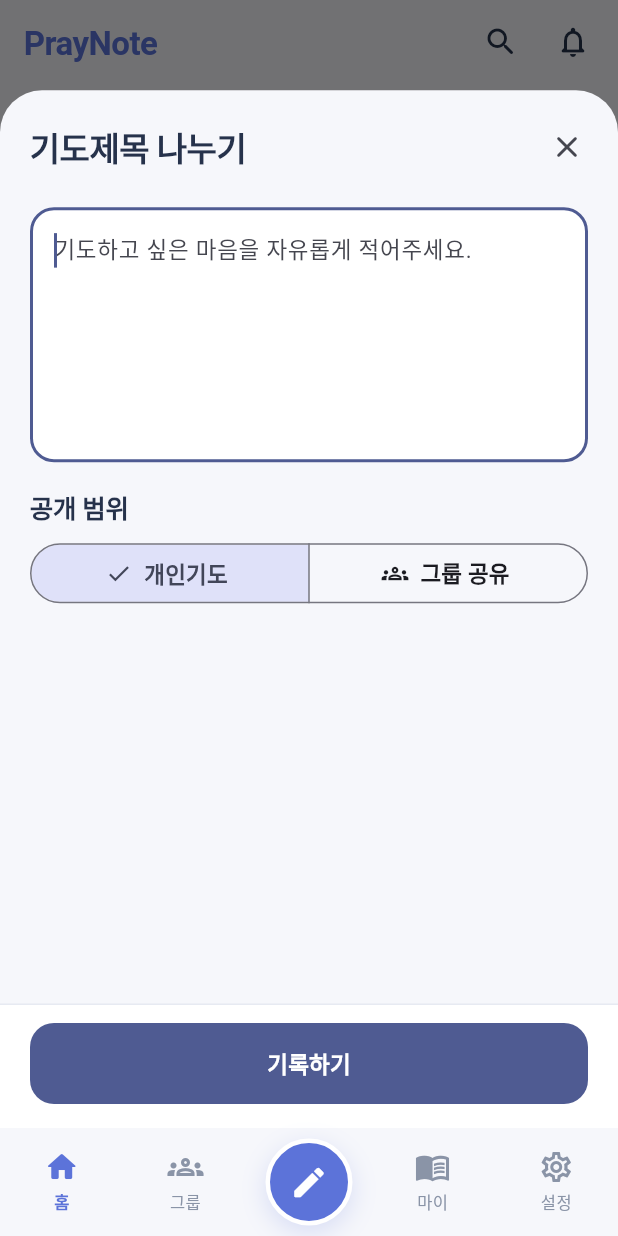
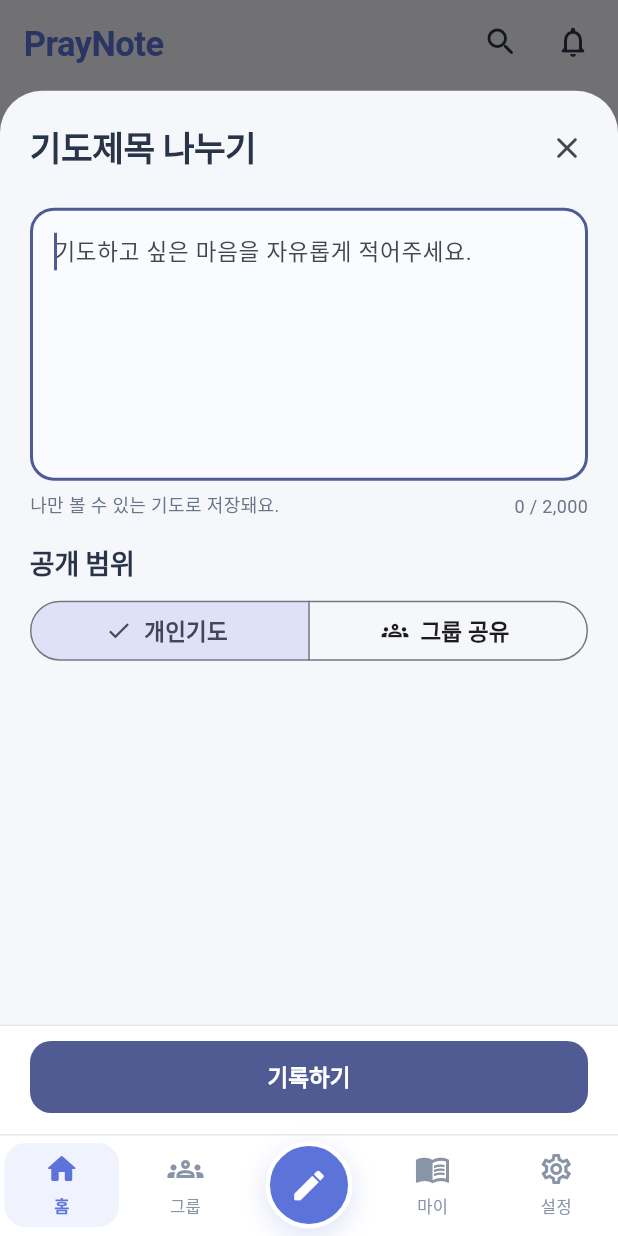
Before and after one commit to loveoneanother12/PrayNote, a Flutter app: the HomeScreen screen opened by its route, after a tap on the "edit" icon, on a phone screen of 412 x 824 dp. Run offline on Flutter 3.47's test engine with Material 3 defaults, Android fonts, the phone set to English and light mode, and no system bars; our stand-ins replace firebase_core, firebase_messaging, flutter_animate, flutter_local_notifications, flutter_riverpod, go_router and 3 more; accounts and stored records are empty; Roboto replaces fonts that are missing (Apple SD Gothic Neo).

Commit message:
Apply refined design system to native apps

```diff
--- a/mobile/lib/core/theme.dart
+++ b/mobile/lib/core/theme.dart
@@ -1,28 +1,28 @@
 import 'package:flutter/material.dart';
 
 const brandColor = Color(0xFF5C73D9);
-const canvasColor = Color(0xFFF6F7FB);
-const inkColor = Color(0xFF26324B);
-const mutedColor = Color(0xFF748097);
-const lineColor = Color(0xFFE7EAF2);
+const canvasColor = Color(0xFFF6F7FA);
+const inkColor = Color(0xFF293449);
+const mutedColor = Color(0xFF68758A);
+const lineColor = Color(0xFFE4E8EF);
 
 abstract final class PrayNoteType {
   static const hero = TextStyle(
-    fontSize: 28,
-    height: 1.28,
+    fontSize: 27,
+    height: 1.35,
     fontWeight: FontWeight.w600,
     letterSpacing: -0.6,
     color: inkColor,
   );
   static const pageTitle = TextStyle(
-    fontSize: 22,
+    fontSize: 23,
     height: 1.3,
     fontWeight: FontWeight.w600,
     letterSpacing: -0.35,
     color: inkColor,
   );
   static const sectionTitle = TextStyle(
-    fontSize: 17,
+    fontSize: 18,
     height: 1.35,
     fontWeight: FontWeight.w600,
     letterSpacing: -0.2,
@@ -30,7 +30,7 @@ abstract final class PrayNoteType {
   );
   static const body = TextStyle(
     fontSize: 15,
-    height: 1.55,
+    height: 1.65,
     fontWeight: FontWeight.w400,
     color: inkColor,
   );
@@ -81,19 +81,20 @@ ThemeData buildPrayNoteTheme() {
       centerTitle: false,
       titleTextStyle: PrayNoteType.pageTitle,
       scrolledUnderElevation: 0,
+      toolbarHeight: 56,
     ),
     cardTheme: CardThemeData(
       color: Colors.white,
       elevation: 0,
       margin: EdgeInsets.zero,
       shape: RoundedRectangleBorder(
-        borderRadius: BorderRadius.circular(20),
+        borderRadius: BorderRadius.circular(18),
         side: const BorderSide(color: lineColor),
       ),
     ),
     inputDecorationTheme: InputDecorationTheme(
       filled: true,
-      fillColor: Colors.white,
+      fillColor: Color(0xFFFAFBFE),
       border: OutlineInputBorder(
         borderRadius: BorderRadius.circular(16),
         borderSide: const BorderSide(color: Color(0xFFE2E6EF)),
@@ -105,15 +106,17 @@ ThemeData buildPrayNoteTheme() {
     ),
     filledButtonTheme: FilledButtonThemeData(
       style: FilledButton.styleFrom(
-        minimumSize: const Size.fromHeight(54),
-        shape: RoundedRectangleBorder(borderRadius: BorderRadius.circular(16)),
+        minimumSize: const Size.fromHeight(48),
+        textStyle: const TextStyle(fontSize: 15, fontWeight: FontWeight.w600),
+        shape: RoundedRectangleBorder(borderRadius: BorderRadius.circular(14)),
       ),
     ),
     outlinedButtonTheme: OutlinedButtonThemeData(
       style: OutlinedButton.styleFrom(
         minimumSize: const Size(0, 48),
         side: const BorderSide(color: Color(0xFFDDE2EC)),
-        shape: RoundedRectangleBorder(borderRadius: BorderRadius.circular(14)),
+        textStyle: const TextStyle(fontSize: 14, fontWeight: FontWeight.w600),
+        shape: RoundedRectangleBorder(borderRadius: BorderRadius.circular(13)),
       ),
     ),
     dividerTheme: const DividerThemeData(color: lineColor, thickness: 1),
@@ -122,5 +125,17 @@ ThemeData buildPrayNoteTheme() {
       iconColor: Color(0xFF68758D),
       textColor: inkColor,
     ),
+    chipTheme: ChipThemeData(
+      backgroundColor: const Color(0xFFE9EDF4),
+      selectedColor: Colors.white,
+      side: BorderSide.none,
+      shape: RoundedRectangleBorder(borderRadius: BorderRadius.circular(11)),
+      labelStyle: const TextStyle(fontSize: 13, fontWeight: FontWeight.w500),
+      secondaryLabelStyle: const TextStyle(
+        fontSize: 13,
+        fontWeight: FontWeight.w600,
+        color: inkColor,
+      ),
+    ),
   );
 }
--- a/mobile/lib/presentation/groups_screen.dart
+++ b/mobile/lib/presentation/groups_screen.dart
@@ -16,7 +16,11 @@ class GroupsScreen extends ConsumerWidget {
   Widget build(BuildContext context, WidgetRef ref) {
     final dashboard = ref.watch(dashboardProvider);
     return Scaffold(
-      appBar: AppBar(title: const Text('내 그룹')),
+      appBar: AppBar(
+        toolbarHeight: 52,
+        title: const Text('내 그룹'),
+        titleTextStyle: PrayNoteType.pageTitle.copyWith(fontSize: 22),
+      ),
       body: dashboard.when(
         loading: () => const Center(child: CircularProgressIndicator()),
         error: (error, stack) => _GroupError(
@@ -38,13 +42,13 @@ class GroupsScreen extends ConsumerWidget {
                   ],
                 )
               : ListView.separated(
-                  padding: const EdgeInsets.fromLTRB(18, 8, 18, 28),
+                  padding: const EdgeInsets.fromLTRB(18, 2, 18, 28),
                   itemCount: data.groups.length + 1,
                   separatorBuilder: (_, _) => const SizedBox(height: 10),
                   itemBuilder: (context, index) {
                     if (index == 0) {
                       return Padding(
-                        padding: const EdgeInsets.only(bottom: 8),
+                        padding: const EdgeInsets.only(bottom: 2),
                         child: SectionHeader(
                           title: '함께하는 공동체',
                           description:
@@ -55,25 +59,28 @@ class GroupsScreen extends ConsumerWidget {
                     final group = data.groups[index - 1];
                     return Card(
                       child: InkWell(
-                        borderRadius: BorderRadius.circular(20),
+                        borderRadius: BorderRadius.circular(18),
                         onTap: () => context.go('/groups/${group.id}'),
                         child: Padding(
-                          padding: const EdgeInsets.all(16),
+                          padding: const EdgeInsets.symmetric(
+                            horizontal: 15,
+                            vertical: 13,
+                          ),
                           child: Row(
                             children: [
                               Container(
-                                width: 44,
-                                height: 44,
+                                width: 40,
+                                height: 40,
                                 decoration: BoxDecoration(
                                   color: const Color(0xFFEEF1FF),
-                                  borderRadius: BorderRadius.circular(15),
+                                  borderRadius: BorderRadius.circular(13),
                                 ),
                                 child: const Icon(
                                   Icons.groups_rounded,
                                   color: brandColor,
                                 ),
                               ),
-                              const SizedBox(width: 13),
+                              const SizedBox(width: 12),
                               Expanded(
                                 child: Column(
                                   crossAxisAlignment: CrossAxisAlignment.start,
@@ -91,7 +98,7 @@ class GroupsScreen extends ConsumerWidget {
                                         style: PrayNoteType.caption,
                                       ),
                                     ],
-                                    const SizedBox(height: 7),
+                                    const SizedBox(height: 4),
                                     Text(
                                       '멤버 ${group.memberCount}명 · 기도 ${group.prayerCount}개',
                                       style: PrayNoteType.label,
@@ -154,34 +161,37 @@ class GroupDetailScreen extends ConsumerWidget {
           return RefreshIndicator(
             onRefresh: () => ref.read(dashboardProvider.notifier).refresh(),
             child: ListView(
-              padding: const EdgeInsets.fromLTRB(18, 8, 18, 30),
+              padding: const EdgeInsets.fromLTRB(18, 4, 18, 30),
               children: [
                 SoftPanel(
                   color: const Color(0xFFF0F3FF),
                   borderColor: const Color(0xFFDDE3FA),
-                  padding: const EdgeInsets.all(17),
+                  padding: const EdgeInsets.symmetric(
+                    horizontal: 15,
+                    vertical: 13,
+                  ),
                   child: Row(
                     children: [
                       const CircleAvatar(
-                        radius: 22,
+                        radius: 19,
                         backgroundColor: Colors.white,
                         foregroundColor: brandColor,
                         child: Icon(Icons.groups_rounded),
                       ),
-                      const SizedBox(width: 13),
+                      const SizedBox(width: 12),
                       Expanded(
                         child: Column(
                           crossAxisAlignment: CrossAxisAlignment.start,
                           children: [
-                            Text(group.name, style: PrayNoteType.pageTitle),
-                            const SizedBox(height: 3),
+                            Text(group.name, style: PrayNoteType.sectionTitle),
+                            const SizedBox(height: 2),
                             Text(
                               group.description ?? '함께 기도하는 공동체',
                               maxLines: 1,
                               overflow: TextOverflow.ellipsis,
                               style: PrayNoteType.caption,
                             ),
-                            const SizedBox(height: 8),
+                            const SizedBox(height: 6),
                             Row(
                               children: [
                                 CountPill(label: '멤버 ${group.memberCount}'),
@@ -195,14 +205,14 @@ class GroupDetailScreen extends ConsumerWidget {
                     ],
                   ),
                 ),
-                const SizedBox(height: 14),
+                const SizedBox(height: 10),
                 FilledButton.icon(
                   onPressed: () =>
                       showPrayerComposer(context, initialGroup: group),
                   icon: const Icon(Icons.edit_rounded, size: 19),
                   label: Text('${group.name}에 기도제목 나누기'),
                 ),
-                const SizedBox(height: 24),
+                const SizedBox(height: 20),
                 SectionHeader(
                   title: '함께 기도 중',
                   description: '${active.length}개의 기도제목이 기다리고 있어요.',
--- a/mobile/lib/presentation/home_screen.dart
+++ b/mobile/lib/presentation/home_screen.dart
@@ -56,9 +56,13 @@ class HomeScreen extends ConsumerWidget {
                   style: PrayNoteType.label.copyWith(color: brandColor),
                 ),
                 const SizedBox(height: 5),
-                Text(
-                  '평안한 하루예요, ${data.displayName}님.',
-                  style: PrayNoteType.hero,
+                Wrap(
+                  spacing: 7,
+                  runSpacing: 0,
+                  children: [
+                    const Text('평안한 하루예요,', style: PrayNoteType.hero),
+                    Text('${data.displayName}님.', style: PrayNoteType.hero),
+                  ],
                 ),
                 const SizedBox(height: 18),
                 _TodayPrayerHero(
@@ -188,7 +192,7 @@ class _TodayPrayerHero extends StatelessWidget {
         begin: Alignment.topLeft,
         end: Alignment.bottomRight,
       ),
-      borderRadius: BorderRadius.circular(24),
+      borderRadius: BorderRadius.circular(20),
     ),
     child: Row(
       children: [
--- a/mobile/lib/presentation/notifications_screen.dart
+++ b/mobile/lib/presentation/notifications_screen.dart
@@ -70,7 +70,7 @@ class _NotificationGroups extends ConsumerWidget {
       children: [
         SectionHeader(title: title, description: '${values.length}개의 소식'),
         ClipRRect(
-          borderRadius: BorderRadius.circular(20),
+          borderRadius: BorderRadius.circular(18),
           child: ColoredBox(
             color: Colors.white,
             child: Column(
@@ -122,7 +122,7 @@ class _NotificationTile extends StatelessWidget {
     child: InkWell(
       onTap: onTap,
       child: Padding(
-        padding: const EdgeInsets.fromLTRB(14, 14, 14, 13),
+        padding: const EdgeInsets.fromLTRB(15, 16, 15, 15),
         child: Row(
           crossAxisAlignment: CrossAxisAlignment.start,
           children: [
@@ -154,7 +154,7 @@ class _NotificationTile extends StatelessWidget {
                     item.message,
                     style: PrayNoteType.body.copyWith(
                       fontWeight: item.isUnread
-                          ? FontWeight.w500
+                          ? FontWeight.w600
                           : FontWeight.w400,
                     ),
                   ),
--- a/mobile/lib/presentation/shell.dart
+++ b/mobile/lib/presentation/shell.dart
@@ -12,10 +12,15 @@ class AppShell extends StatelessWidget {
   Widget build(BuildContext context) {
     return Scaffold(
       body: navigationShell,
-      bottomNavigationBar: SafeArea(
+      bottomNavigationBar: DecoratedBox(
+        decoration: const BoxDecoration(
+          color: Colors.white,
+          border: Border(top: BorderSide(color: lineColor)),
+        ),
+        child: SafeArea(
           top: false,
           child: SizedBox(
-          height: 72,
+            height: 68,
             child: Row(
               children: [
                 _NavItem(
@@ -83,6 +88,7 @@ class AppShell extends StatelessWidget {
             ),
           ),
         ),
+      ),
     );
   }
 }
@@ -106,6 +112,13 @@ class _NavItem extends StatelessWidget {
     return Expanded(
       child: InkWell(
         onTap: onTap,
+        child: AnimatedContainer(
+          duration: const Duration(milliseconds: 150),
+          margin: const EdgeInsets.symmetric(horizontal: 3, vertical: 6),
+          decoration: BoxDecoration(
+            color: selected ? const Color(0xFFF0F3FD) : Colors.transparent,
+            borderRadius: BorderRadius.circular(14),
+          ),
           child: Column(
             mainAxisAlignment: MainAxisAlignment.center,
             children: [
@@ -125,6 +138,7 @@ class _NavItem extends StatelessWidget {
             ],
           ),
         ),
+      ),
     );
   }
 }
--- a/mobile/lib/presentation/widgets/prayer_composer.dart
+++ b/mobile/lib/presentation/widgets/prayer_composer.dart
@@ -36,6 +36,7 @@ class _PrayerComposerSheetState extends ConsumerState<PrayerComposerSheet> {
   late bool _personal;
   bool _showGroups = false;
   bool _saving = false;
+  int _characterCount = 0;
 
   @override
   void initState() {
@@ -150,12 +151,40 @@ class _PrayerComposerSheetState extends ConsumerState<PrayerComposerSheet> {
                       autofocus: true,
                       keyboardType: TextInputType.multiline,
                       textCapitalization: TextCapitalization.sentences,
+                      maxLength: 2000,
+                      buildCounter: (
+                        _, {
+                        required currentLength,
+                        required isFocused,
+                        maxLength,
+                      }) => null,
+                      onChanged: (value) =>
+                          setState(() => _characterCount = value.length),
                       decoration: const InputDecoration(
                         hintText: '기도하고 싶은 마음을 자유롭게 적어주세요.',
                         alignLabelWithHint: true,
                       ),
                     ),
-                    const SizedBox(height: 18),
+                    const SizedBox(height: 8),
+                    Row(
+                      children: [
+                        Expanded(
+                          child: Text(
+                            _personal
+                                ? '나만 볼 수 있는 기도로 저장돼요.'
+                                : _selectedIds.isEmpty
+                                ? '공유할 그룹을 선택해주세요.'
+                                : '선택한 ${_selectedIds.length}개 그룹의 멤버에게 공유돼요.',
+                            style: PrayNoteType.caption,
+                          ),
+                        ),
+                        Text(
+                          '$_characterCount / 2,000',
+                          style: PrayNoteType.caption,
+                        ),
+                      ],
+                    ),
+                    const SizedBox(height: 16),
                     Text('공개 범위', style: PrayNoteType.sectionTitle),
                     const SizedBox(height: 8),
                     SegmentedButton<bool>(
@@ -258,7 +287,7 @@ class _PrayerComposerSheetState extends ConsumerState<PrayerComposerSheet> {
               ),
             ),
             Container(
-              padding: const EdgeInsets.fromLTRB(20, 12, 20, 16),
+              padding: const EdgeInsets.fromLTRB(20, 10, 20, 14),
               decoration: const BoxDecoration(
                 color: Colors.white,
                 border: Border(top: BorderSide(color: lineColor)),
--- a/mobile/lib/presentation/widgets/ui_components.dart
+++ b/mobile/lib/presentation/widgets/ui_components.dart
@@ -16,9 +16,9 @@ class SectionHeader extends StatelessWidget {
 
   @override
   Widget build(BuildContext context) => Padding(
-    padding: const EdgeInsets.only(bottom: 12),
+    padding: const EdgeInsets.only(bottom: 10),
     child: Row(
-      crossAxisAlignment: CrossAxisAlignment.end,
+      crossAxisAlignment: CrossAxisAlignment.center,
       children: [
         Expanded(
           child: Column(
@@ -42,10 +42,10 @@ class SoftPanel extends StatelessWidget {
   const SoftPanel({
     super.key,
     required this.child,
-    this.padding = const EdgeInsets.all(18),
+    this.padding = const EdgeInsets.all(16),
     this.color = Colors.white,
     this.borderColor = lineColor,
-    this.radius = 20,
+    this.radius = 18,
   });
 
   final Widget child;
--- a/mobile/pubspec.yaml
+++ b/mobile/pubspec.yaml
@@ -16,7 +16,7 @@ publish_to: 'none' # Remove this line if you wish to publish to pub.dev
 # https://developer.apple.com/library/archive/documentation/General/Reference/InfoPlistKeyReference/Articles/CoreFoundationKeys.html
 # In Windows, build-name is used as the major, minor, and patch parts
 # of the product and file versions while build-number is used as the build suffix.
-version: 1.0.0+2
+version: 1.0.0+3
 
 environment:
   sdk: ^3.13.3
```
Also changed, not shown: mobile/lib/presentation/my_screen.dart (+4 -4 lines). Lines whose indentation alone changed are shown as unchanged.
